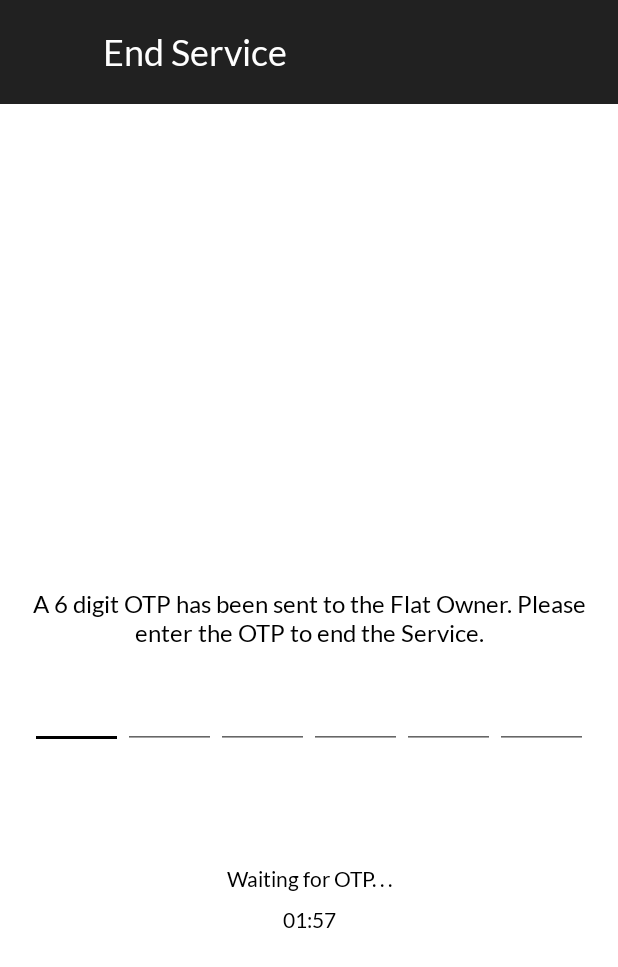
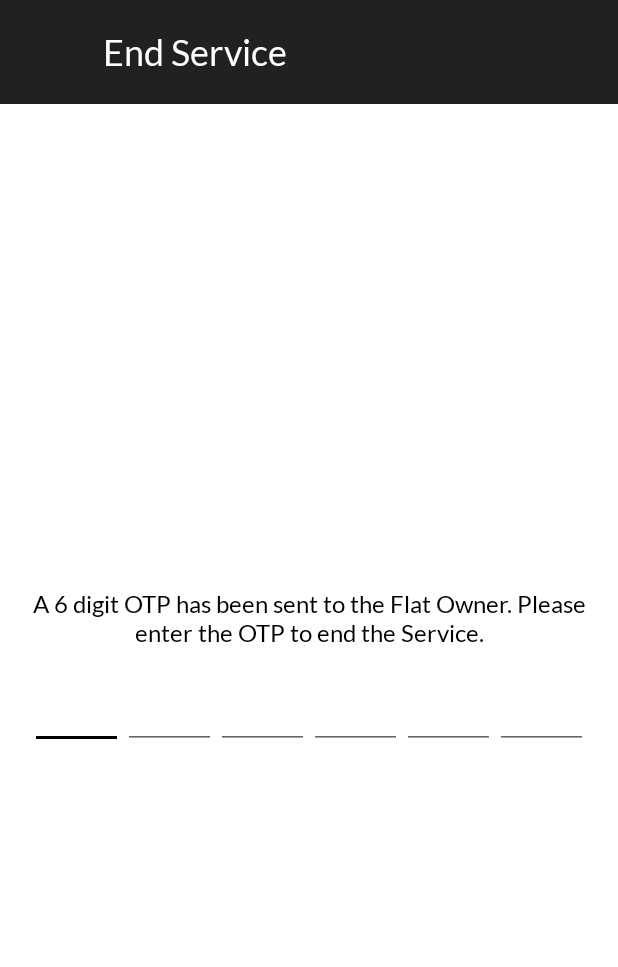
Before and after one commit to RoshanHalwai/NAAdmin, an Android app: the EndService screen opened directly, with no data from a screen before it, on a phone screen of 412 x 824 dp. Shown: the top 967 px of the screen. Run offline under Robolectric (Android 15) with nearby library versions, the phone set to English and light mode, and no system bars; libraries missing offline, so code that uses them is left out: com.wang.avi.

Commit message:
Incorporated Review Comments

```diff
--- a/app/src/main/java/com/kirtanlabs/nammaapartmentssocietyservices/Constants.java
+++ b/app/src/main/java/com/kirtanlabs/nammaapartmentssocietyservices/Constants.java
@@ -9,7 +9,7 @@ public class Constants {
      * Validation Keys
      * ------------------------------------------------------------- */
 
-    public static final int OTP_CODE_MAX_LENGTH = 1;
+    public static final int EDIT_TEXT_EMPTY_LENGTH = 0;
 
     /* ------------------------------------------------------------- *
      * Request Code
--- a/app/src/main/java/com/kirtanlabs/nammaapartmentssocietyservices/nammaapartmentssocietyserviceshome/EndService.java
+++ b/app/src/main/java/com/kirtanlabs/nammaapartmentssocietyservices/nammaapartmentssocietyserviceshome/EndService.java
@@ -12,11 +12,8 @@ import com.kirtanlabs.nammaapartmentssocietyservices.BaseActivity;
 import com.kirtanlabs.nammaapartmentssocietyservices.Constants;
 import com.kirtanlabs.nammaapartmentssocietyservices.R;
 
-import java.util.Locale;
-import java.util.Timer;
-import java.util.TimerTask;
+import static com.kirtanlabs.nammaapartmentssocietyservices.Constants.EDIT_TEXT_EMPTY_LENGTH;
 
-import static com.kirtanlabs.nammaapartmentssocietyservices.Constants.OTP_CODE_MAX_LENGTH;
 
 public class EndService extends BaseActivity implements View.OnClickListener {
 
@@ -31,10 +28,6 @@ public class EndService extends BaseActivity implements View.OnClickListener {
     private EditText editFifthOTPDigit;
     private EditText editSixthOTPDigit;
     private Button buttonVerifyOTP;
-    private TextView textWaitingForOTPOrResendOTP;
-    private TextView textTimer;
-    private int RESEND_OTP_SECONDS;
-    private int RESEND_OTP_MINUTE;
 
     /* ------------------------------------------------------------- *
      * Overriding BaseActivity Objects
@@ -67,8 +60,6 @@ public class EndService extends BaseActivity implements View.OnClickListener {
         editFifthOTPDigit = findViewById(R.id.editFifthOTPDigit);
         editSixthOTPDigit = findViewById(R.id.editSixthOTPDigit);
         buttonVerifyOTP = findViewById(R.id.buttonVerifyOTP);
-        textWaitingForOTPOrResendOTP = findViewById(R.id.textWaitingForOTPOrResendOTP);
-        textTimer = findViewById(R.id.textTimer);
 
         /*Setting font for all the views*/
         textDescription.setTypeface(Constants.setLatoRegularFont(this));
@@ -79,18 +70,12 @@ public class EndService extends BaseActivity implements View.OnClickListener {
         editFifthOTPDigit.setTypeface(Constants.setLatoRegularFont(this));
         editSixthOTPDigit.setTypeface(Constants.setLatoRegularFont(this));
         buttonVerifyOTP.setTypeface(Constants.setLatoLightFont(this));
-        textWaitingForOTPOrResendOTP.setTypeface(Constants.setLatoRegularFont(this));
-        textTimer.setTypeface(Constants.setLatoRegularFont(this));
-
-        // To start timer of 120seconds on load of activity.
-        startResendOTPTimer();
 
         /*Setting events for OTP edit text*/
         setEventsForEditText();
 
         /*Setting onClickListener for view*/
         buttonVerifyOTP.setOnClickListener(this);
-        textWaitingForOTPOrResendOTP.setOnClickListener(this);
     }
 
     /* ------------------------------------------------------------- *
@@ -99,8 +84,7 @@ public class EndService extends BaseActivity implements View.OnClickListener {
 
     @Override
     public void onClick(View v) {
-        switch (v.getId()) {
-            case R.id.buttonVerifyOTP:
+        //TODO:To Write Logic to compare the OTP entered by the Society Service Person matches with the OTP sent to user’s Mobile number
         boolean allFieldsFilled = isAllFieldsFilled(new EditText[]{
                 editFirstOTPDigit,
                 editSecondOTPDigit,
@@ -110,13 +94,7 @@ public class EndService extends BaseActivity implements View.OnClickListener {
                 editSixthOTPDigit
         });
         if (allFieldsFilled) {
-                    setResult(RESULT_OK);
             finish();
-                }
-                break;
-            case R.id.textWaitingForOTPOrResendOTP:
-                startResendOTPTimer();
-                break;
         }
     }
 
@@ -136,9 +114,7 @@ public class EndService extends BaseActivity implements View.OnClickListener {
 
             @Override
             public void onTextChanged(CharSequence s, int start, int before, int count) {
-                if (count < OTP_CODE_MAX_LENGTH) {
-                    editFirstOTPDigit.requestFocus();
-                } else {
+                if (count > EDIT_TEXT_EMPTY_LENGTH) {
                     editSecondOTPDigit.requestFocus();
                 }
             }
@@ -157,7 +133,7 @@ public class EndService extends BaseActivity implements View.OnClickListener {
 
             @Override
             public void onTextChanged(CharSequence s, int start, int before, int count) {
-                if (count < OTP_CODE_MAX_LENGTH) {
+                if (count == EDIT_TEXT_EMPTY_LENGTH) {
                     editFirstOTPDigit.requestFocus();
                 } else {
                     editThirdOTPDigit.requestFocus();
@@ -178,7 +154,7 @@ public class EndService extends BaseActivity implements View.OnClickListener {
 
             @Override
             public void onTextChanged(CharSequence s, int start, int before, int count) {
-                if (count < OTP_CODE_MAX_LENGTH) {
+                if (count == EDIT_TEXT_EMPTY_LENGTH) {
                     editSecondOTPDigit.requestFocus();
                 } else {
                     editFourthOTPDigit.requestFocus();
@@ -199,7 +175,7 @@ public class EndService extends BaseActivity implements View.OnClickListener {
 
             @Override
             public void onTextChanged(CharSequence s, int start, int before, int count) {
-                if (count < OTP_CODE_MAX_LENGTH) {
+                if (count == EDIT_TEXT_EMPTY_LENGTH) {
                     editThirdOTPDigit.requestFocus();
                 } else {
                     editFifthOTPDigit.requestFocus();
@@ -220,7 +196,7 @@ public class EndService extends BaseActivity implements View.OnClickListener {
 
             @Override
             public void onTextChanged(CharSequence s, int start, int before, int count) {
-                if (count < OTP_CODE_MAX_LENGTH) {
+                if (count == EDIT_TEXT_EMPTY_LENGTH) {
                     editFourthOTPDigit.requestFocus();
                 } else {
                     editSixthOTPDigit.requestFocus();
@@ -241,7 +217,7 @@ public class EndService extends BaseActivity implements View.OnClickListener {
 
             @Override
             public void onTextChanged(CharSequence s, int start, int before, int count) {
-                if (count < OTP_CODE_MAX_LENGTH) {
+                if (count == EDIT_TEXT_EMPTY_LENGTH) {
                     editFifthOTPDigit.requestFocus();
                     buttonVerifyOTP.setVisibility(View.INVISIBLE);
                 } else {
@@ -255,47 +231,4 @@ public class EndService extends BaseActivity implements View.OnClickListener {
             }
         });
     }
-
-    /**
-     * This method is invoked to start timer again on click of Resend OTP, if the user doesn't receive after 120 seconds
-     */
-    private void startResendOTPTimer() {
-        textWaitingForOTPOrResendOTP.setText(R.string.waiting_for_otp);
-        textTimer.setVisibility(View.VISIBLE);
-        RESEND_OTP_MINUTE = 1;
-        RESEND_OTP_SECONDS = 59;
-        String timer = timeFormatter(RESEND_OTP_MINUTE) + ":" + timeFormatter(RESEND_OTP_SECONDS);
-        textTimer.setText(timer);
-        textTimer.setEnabled(false);
-        textWaitingForOTPOrResendOTP.setEnabled(false);
-        Timer t = new Timer();
-        t.scheduleAtFixedRate(new TimerTask() {
-            @Override
-            public void run() {
-                runOnUiThread(() -> {
-                    RESEND_OTP_SECONDS -= 1;
-                    String timer = timeFormatter(RESEND_OTP_MINUTE) + ":" + timeFormatter(RESEND_OTP_SECONDS);
-                    textTimer.setText(timer);
-                    if (RESEND_OTP_MINUTE == 0 && RESEND_OTP_SECONDS == 0) {
-                        t.cancel();
-
-                        /* User can Resend OTP to owners mobile number*/
-                        textWaitingForOTPOrResendOTP.setText(R.string.resend_otp);
-                        textWaitingForOTPOrResendOTP.setEnabled(true);
-                        textTimer.setEnabled(true);
-                        textTimer.setVisibility(View.INVISIBLE);
-                    } else if (RESEND_OTP_SECONDS == 0) {
-                        timer = timeFormatter(RESEND_OTP_MINUTE) + ":" + timeFormatter(RESEND_OTP_SECONDS);
-                        textTimer.setText(timer);
-                        RESEND_OTP_SECONDS = 60;
-                        RESEND_OTP_MINUTE = RESEND_OTP_MINUTE - 1;
 }
-                });
-            }
-        }, 0, 1000);
-    }
-
-    private String timeFormatter(int time) {
-        return String.format(Locale.ENGLISH, "%02d", time % 60);
-    }
-}
--- a/app/src/main/res/layout/activity_end_service.xml
+++ b/app/src/main/res/layout/activity_end_service.xml
@@ -122,29 +122,4 @@
         android:textSize="@dimen/button_default_size"
         android:visibility="invisible" />
 
-    <TextView
-        android:id="@+id/textWaitingForOTPOrResendOTP"
-        android:layout_width="match_parent"
-        android:layout_height="wrap_content"
-        android:layout_below="@id/buttonVerifyOTP"
-        android:layout_marginEnd="@dimen/button_right_margin"
-        android:layout_marginLeft="@dimen/button_left_margin"
-        android:layout_marginRight="@dimen/button_right_margin"
-        android:layout_marginStart="@dimen/button_left_margin"
-        android:layout_marginTop="@dimen/button_top_margin"
-        android:gravity="center"
-        android:textColor="@color/nmBlack"
-        android:textSize="14sp"
-        android:visibility="visible" />
-
-    <TextView
-        android:id="@+id/textTimer"
-        android:layout_width="match_parent"
-        android:layout_height="wrap_content"
-        android:layout_below="@id/textWaitingForOTPOrResendOTP"
-        android:layout_marginTop="10dp"
-        android:gravity="center"
-        android:textColor="@color/nmBlack"
-        android:textSize="14sp" />
-
 </RelativeLayout>
--- a/app/src/main/res/values/strings.xml
+++ b/app/src/main/res/values/strings.xml
@@ -23,7 +23,5 @@
 
     <!--End Service Activity-->
     <string name="enter_otp">A 6 digit OTP has been sent to the Flat Owner. Please enter the OTP to end the Service.</string>
-    <string name="resend_otp">Resend OTP</string>
-    <string name="waiting_for_otp">Waiting for OTP. . .</string>
 
 </resources>
```
Lines whose indentation alone changed are shown as unchanged.
